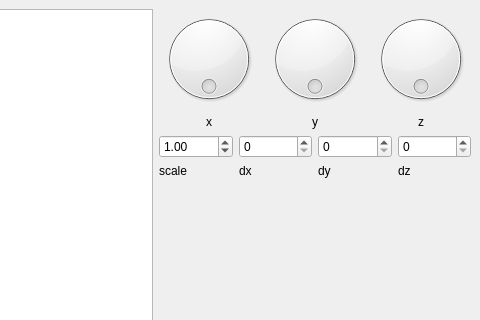
The window that 3/src/forms_ui/main_window.ui (dazzlemon/diit_121-ipz_y2_cg) describes before a commit, drawn with Qt 5; both pictures show x 320 to 800 and y 0 to 320 of the 800 by 600 pixel window.
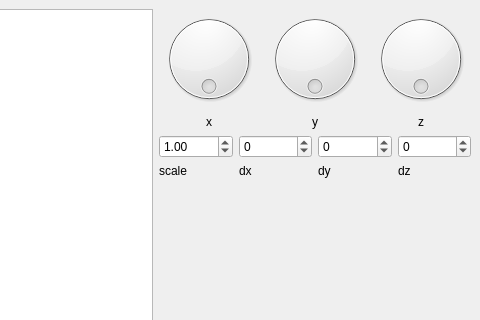
The same window after the commit.

Diff of the .ui file:
```diff
--- a/3/src/forms_ui/main_window.ui
+++ b/3/src/forms_ui/main_window.ui
@@ -107,13 +107,34 @@
          </widget>
         </item>
         <item>
-         <widget class="QSpinBox" name="ySpinBox"/>
+         <widget class="QSpinBox" name="xSpinBox">
+          <property name="minimum">
+           <number>-1024</number>
+          </property>
+          <property name="maximum">
+           <number>1024</number>
+          </property>
+         </widget>
         </item>
         <item>
-         <widget class="QSpinBox" name="xSpinBox"/>
+         <widget class="QSpinBox" name="ySpinBox">
+          <property name="minimum">
+           <number>-1024</number>
+          </property>
+          <property name="maximum">
+           <number>1024</number>
+          </property>
+         </widget>
         </item>
         <item>
-         <widget class="QSpinBox" name="zSpinBox"/>
+         <widget class="QSpinBox" name="zSpinBox">
+          <property name="minimum">
+           <number>-1024</number>
+          </property>
+          <property name="maximum">
+           <number>1024</number>
+          </property>
+         </widget>
         </item>
        </layout>
       </item>
```
